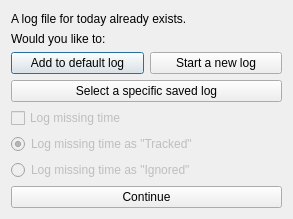
Before: the Qt Designer form loadfiledialog.ui in themattkerr/TimeTracker, drawn with Qt 5.
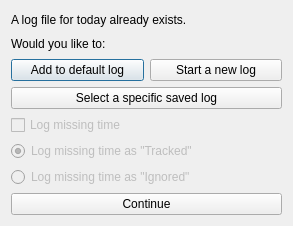
After: the same form once the commit is applied. Icons and pictures are not drawn.

What changed in the file:
```diff
--- a/loadfiledialog.ui
+++ b/loadfiledialog.ui
@@ -7,7 +7,7 @@
     <x>0</x>
     <y>0</y>
     <width>293</width>
-    <height>219</height>
+    <height>226</height>
    </rect>
   </property>
   <property name="sizePolicy">
@@ -35,6 +35,9 @@
      <property name="text">
       <string>A log file for today already exists.</string>
      </property>
+     <property name="textFormat">
+      <enum>Qt::RichText</enum>
+     </property>
     </widget>
    </item>
    <item>
@@ -42,6 +45,9 @@
      <property name="text">
       <string>Would you like to:</string>
      </property>
+     <property name="textFormat">
+      <enum>Qt::RichText</enum>
+     </property>
     </widget>
    </item>
    <item>
```
Left out of the diff: 6 changed lines with no effect on the pictures.
